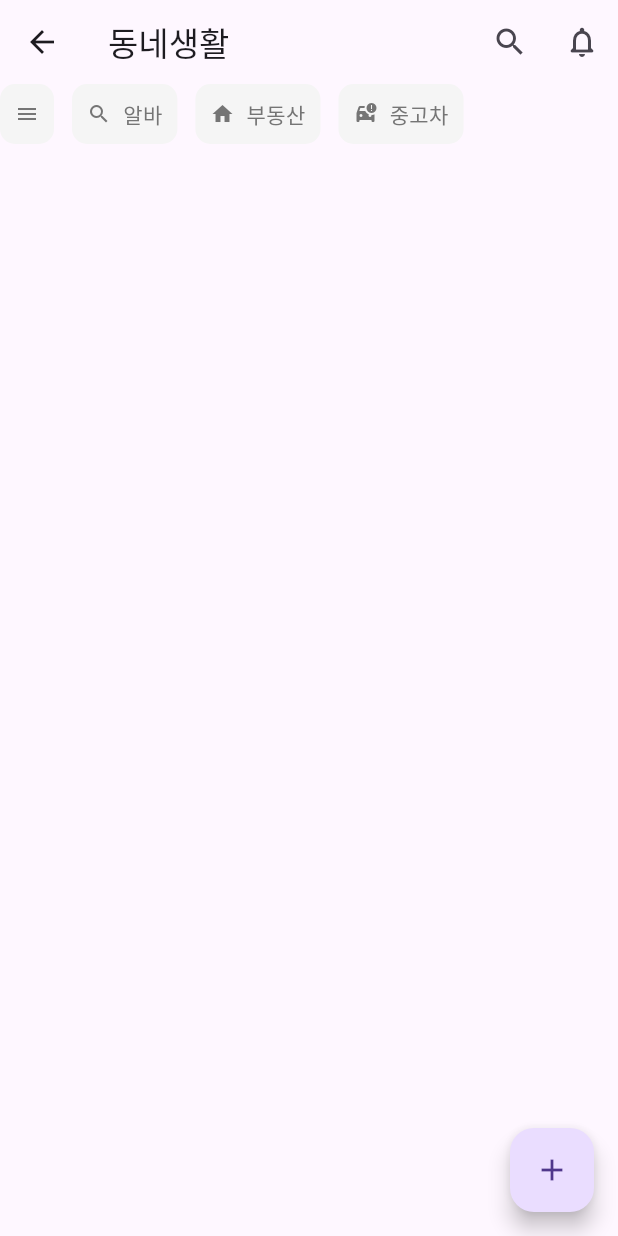
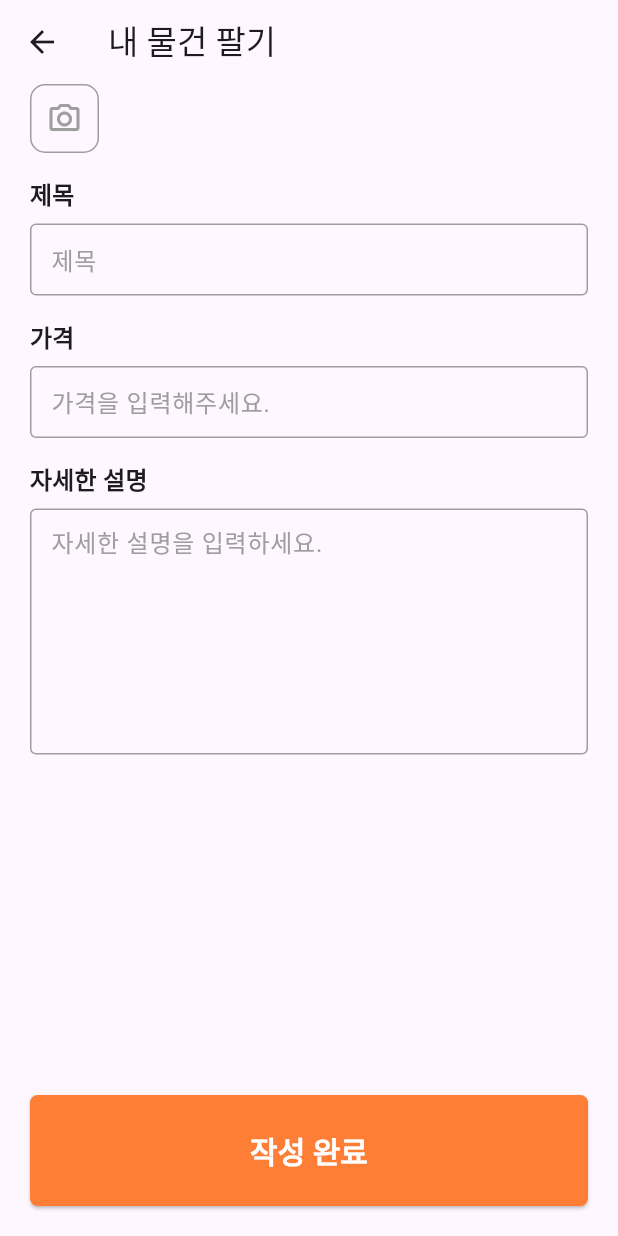
Before and after one commit to seungiloh5/tutorial_fullstack_dev, a Flutter app: the FeedIndex screen opened directly, after a tap on the "add" icon, on a phone screen of 412 x 824 dp. Run offline on Flutter 3.47's test engine with Material 3 defaults, Android fonts, the phone set to English and light mode, and no system bars; our stand-ins replace get; network calls fail; Roboto replaces fonts that are missing (Noto Sans).

Commit message:
풀스택 개발 10장-2.2 피드생성

```diff
--- a/carrot_flutter/lib/src/controllers/feed_controller.dart
+++ b/carrot_flutter/lib/src/controllers/feed_controller.dart
@@ -7,10 +7,21 @@ class FeedController extends GetxController {
   final feedProvider = Get.put(FeedProvider());
   RxList<FeedModel> feedList = <FeedModel>[].obs;
 
-  feedIndex(int page) async {
-    Map json = await feedProvider.getList(page: page);
+  feedIndex({int page = 1}) async {
+    Map json = await feedProvider.index(page: page);
     List<FeedModel> tmp = json['data'].map((m) => FeedModel.parse(m)).toList();
     (page == 1) ? feedList.assignAll(tmp) : feedList.addAll(tmp);
+  }
+
+  Future<bool> feedCreate(
+      String title, String price, String content, int? image) async {
+    Map body = await feedProvider.store(title, price, content, image);
+    if (body['result'] == 'ok') {
+      await feedIndex(); // 생성 후 목록 갱신
+      return true;
+    }
+    Get.snackbar('생성 에러', body['message'], snackPosition: SnackPosition.BOTTOM);
+    return false;
   }
 
   void addData() {
--- a/carrot_flutter/lib/src/provider/feed_provider.dart
+++ b/carrot_flutter/lib/src/provider/feed_provider.dart
@@ -2,22 +2,51 @@ import 'package:get/get.dart';
 import 'provider.dart';
 
 class FeedProvider extends Provider {
-  // 피드 리스트 (매물 목록)
-  Future<Map> getList({int page = 1}) async {
-    Response response = await get(
-      '/api/feed',
-      query: {'page': '$page'},
-    );
-    print(response.statusCode);
-    print(response.bodyString);
-    return response.body;
+  /// 피드 목록 조회
+  Future<Map> index({int page = 1}) async {
+    try {
+      final response = await get(
+        '/api/feed',
+        query: {'page': '$page'},
+      );
+
+      if (response.statusCode == 200) {
+        return response.body ?? {}; // 성공 시 본문 반환
+      } else {
+        throw Exception('요청 실패: 상태 코드 ${response.statusCode}');
+      }
+    } catch (e) {
+      // 에러 처리
+      print('index 에러: $e');
+      return {'error': 'Failed to fetch data: $e'};
+    }
   }
 
-  Future<Map> index({int page = 1}) async {
-    final response = await get(
-      '/api/feed',
-      query: {'page': '$page'},
-    );
-    return response.body;
+  /// 피드 생성
+  Future<Map> store(
+      String title, String price, String content, int? image) async {
+    final Map<String, dynamic> body = {
+      'title': title,
+      'price': price,
+      'content': content,
+    };
+
+    if (image != null) {
+      body['image'] = image;
+    }
+
+    try {
+      final response = await post('/api/feed', body);
+
+      if (response.statusCode == 200 || response.statusCode == 201) {
+        return response.body ?? {}; // 성공 시 본문 반환
+      } else {
+        throw Exception('요청 실패: 상태 코드 ${response.statusCode}');
+      }
+    } catch (e) {
+      // 에러 처리
+      print('store 에러: $e');
+      return {'error': 'Failed to create feed: $e'};
+    }
   }
 }
--- /dev/null
+++ b/carrot_flutter/lib/src/screens/feed/create.dart
@@ -0,0 +1,93 @@
+import '../../controllers/feed_controller.dart';
+import '../../widgets/forms/label_textfield.dart';
+import 'package:flutter/material.dart';
+import 'package:get/get.dart';
+
+class FeedCreate extends StatefulWidget {
+  const FeedCreate({super.key});
+
+  @override
+  State<FeedCreate> createState() => _FeedCreateState();
+}
+
+class _FeedCreateState extends State<FeedCreate> {
+  final feedController = Get.put(FeedController());
+  int? imageId;
+  final TextEditingController _titleController = TextEditingController();
+  final TextEditingController _priceController = TextEditingController();
+  final TextEditingController _contentController = TextEditingController();
+
+  _submit() async {
+    final result = await feedController.feedCreate(
+      _titleController.text,
+      _priceController.text,
+      _contentController.text,
+      imageId,
+    );
+    if (result) {
+      Get.back();
+    }
+  }
+
+  @override
+  Widget build(BuildContext context) {
+    return Scaffold(
+      appBar: AppBar(title: const Text('내 물건 팔기')),
+      body: Padding(
+        padding: const EdgeInsets.symmetric(horizontal: 20),
+        child: Column(
+          children: [
+            Expanded(
+              child: ListView(
+                children: [
+                  Row(
+                    children: [
+                      Container(
+                        padding: const EdgeInsets.all(10),
+                        decoration: BoxDecoration(
+                          borderRadius: BorderRadius.circular(10),
+                          border: Border.all(color: Colors.grey, width: 1),
+                        ),
+                        child: const Icon(
+                          Icons.camera_alt_outlined,
+                          color: Colors.grey,
+                        ),
+                      ),
+                    ],
+                  ),
+                  const SizedBox(height: 16),
+                  // 피트 타이틀
+                  LabelTextField(
+                    label: '제목',
+                    hintText: '제목',
+                    controller: _titleController,
+                  ),
+                  // 가격
+                  LabelTextField(
+                    label: '가격',
+                    hintText: '가격을 입력해주세요.',
+                    controller: _priceController,
+                  ),
+                  // 설명
+                  LabelTextField(
+                    label: '자세한 설명',
+                    hintText: '자세한 설명을 입력하세요.',
+                    controller: _contentController,
+                    maxLines: 6,
+                  ),
+                ],
+              ),
+            ),
+            Padding(
+              padding: const EdgeInsets.symmetric(vertical: 20),
+              child: ElevatedButton(
+                onPressed: _submit,
+                child: const Text('작성 완료'),
+              ),
+            ),
+          ],
+        ),
+      ),
+    );
+  }
+}
--- a/carrot_flutter/lib/src/screens/feed/index.dart
+++ b/carrot_flutter/lib/src/screens/feed/index.dart
@@ -4,6 +4,7 @@ import 'package:get/get.dart';
 import '../../controllers/feed_controller.dart';
 import '../../widgets/buttons/category_button.dart';
 import '../../widgets/listitems/feed_list_item.dart';
+import '../feed/create.dart';
 
 class FeedIndex extends StatefulWidget {
   const FeedIndex({super.key});
@@ -19,16 +20,23 @@ class _FeedIndexState extends State<FeedIndex> {
   @override
   void initState() {
     super.initState();
-    feedController.feedIndex(_currentPage);
+    feedController.feedIndex(page: _currentPage);
   }
 
   @override
   Widget build(BuildContext context) {
     return Scaffold(
       floatingActionButton: FloatingActionButton(
-        onPressed: feedController.addData,
+        // onPressed: feedController.addData,
+        onPressed: () {
+          Get.to(() => const FeedCreate());
+        },
+        tooltip: '항목추가',
+        shape: const CircleBorder(),
+        backgroundColor: Theme.of(context).primaryColor,
         child: const Icon(
           Icons.add,
+          color: Colors.white,
         ),
       ),
       appBar: AppBar(
--- a/carrot_flutter/lib/src/widgets/forms/label_textfield.dart
+++ b/carrot_flutter/lib/src/widgets/forms/label_textfield.dart
@@ -6,6 +6,7 @@ class LabelTextField extends StatelessWidget {
   final TextEditingController controller;
   final bool isObscure;
   final TextInputType? keyboardType;
+  final int maxLines;
 
   const LabelTextField({
     required this.label,
@@ -13,6 +14,7 @@ class LabelTextField extends StatelessWidget {
     required this.controller,
     this.isObscure = false,
     this.keyboardType,
+    this.maxLines = 1,
   });
 
   @override
@@ -26,6 +28,7 @@ class LabelTextField extends StatelessWidget {
           controller: controller,
           obscureText: isObscure,
           keyboardType: keyboardType,
+          maxLines: maxLines,
           style: const TextStyle(fontSize: 16),
           decoration: InputDecoration(
             hintText: hintText,
```
Also changed, not shown: 1 other file.
